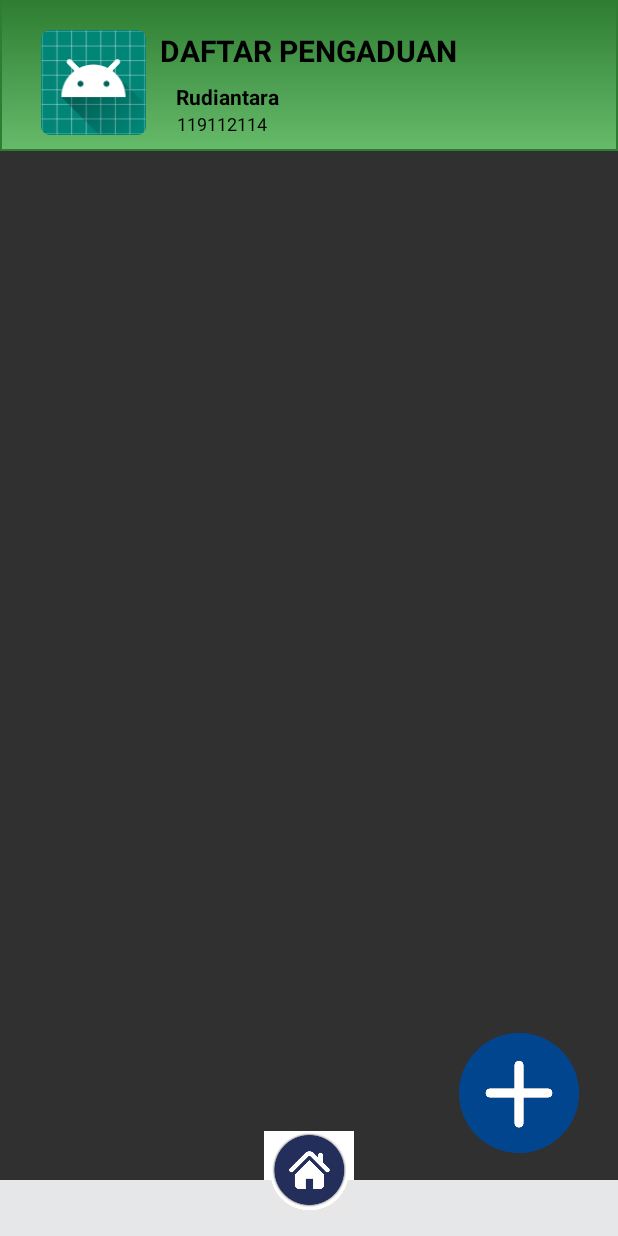
After one commit to imagine-us/absen-mobile, an Android app: the PengaduanActivity screen opened directly, with no data from a screen before it, on a phone screen of 412 x 824 dp. The commit adds this screen. Run offline under Robolectric (Android 15) with nearby library versions, the phone set to English and light mode, and no system bars.

Commit message:
Form Pengaduan 16/11/2019 12:37

```diff
--- a/app/src/main/AndroidManifest.xml
+++ b/app/src/main/AndroidManifest.xml
@@ -19,7 +19,9 @@
         android:roundIcon="@mipmap/ic_launcher_round"
         android:supportsRtl="true"
         android:theme="@style/Theme.AppCompat.NoActionBar">
-        <activity android:name=".FormPekerjaanActivity"></activity>
+        <activity android:name=".FormPengaduanActivity"></activity>
+        <activity android:name=".PengaduanActivity" />
+        <activity android:name=".FormPekerjaanActivity" />
         <activity android:name=".PekerjaanActivity" />
         <activity android:name=".PresensiActivity" />
         <activity android:name=".LoginActivity" />
--- /dev/null
+++ b/app/src/main/java/com/example/kominfopangkalabun/PengaduanActivity.java
@@ -0,0 +1,29 @@
+package com.example.kominfopangkalabun;
+
+import androidx.appcompat.app.AppCompatActivity;
+
+import android.content.Intent;
+import android.os.Bundle;
+import android.view.View;
+import android.widget.ImageView;
+
+public class PengaduanActivity extends AppCompatActivity {
+
+    ImageView tambahPengaduan;
+
+    @Override
+    protected void onCreate(Bundle savedInstanceState) {
+        super.onCreate(savedInstanceState);
+        setContentView(R.layout.activity_pengaduan);
+
+        tambahPengaduan = findViewById(R.id.iconTambahPengaduan);
+
+        tambahPengaduan.setOnClickListener(new View.OnClickListener() {
+            @Override
+            public void onClick(View view) {
+                Intent intent = new Intent(getApplicationContext(), FormPengaduanActivity.class);
+                startActivity(intent);
+            }
+        });
+    }
+}
--- a/app/src/main/res/layout/activity_form_pekerjaan.xml
+++ b/app/src/main/res/layout/activity_form_pekerjaan.xml
@@ -4,7 +4,7 @@
     xmlns:tools="http://schemas.android.com/tools"
     android:layout_width="match_parent"
     android:layout_height="match_parent"
-    tools:context=".PekerjaanActivity"
+    tools:context=".FormPekerjaanActivity"
     android:background="#fff">
 
     <LinearLayout
--- /dev/null
+++ b/app/src/main/res/layout/activity_pengaduan.xml
@@ -0,0 +1,122 @@
+<?xml version="1.0" encoding="utf-8"?>
+<androidx.constraintlayout.widget.ConstraintLayout xmlns:android="http://schemas.android.com/apk/res/android"
+    xmlns:app="http://schemas.android.com/apk/res-auto"
+    xmlns:tools="http://schemas.android.com/tools"
+    android:layout_width="match_parent"
+    android:layout_height="match_parent"
+    tools:context=".PengaduanActivity">
+
+    <LinearLayout
+        android:layout_width="match_parent"
+        android:layout_height="match_parent"
+        android:orientation="vertical">
+
+        <androidx.constraintlayout.widget.ConstraintLayout
+            android:layout_width="match_parent"
+            android:layout_height="wrap_content"
+            android:background="@drawable/bluebackgroundgradient"
+            android:paddingBottom="10dp"
+            >
+            <ImageView
+                android:id="@+id/imageProfilPengaduan"
+                android:layout_width="70dp"
+                android:layout_height="70dp"
+                android:src="@mipmap/ic_launcher_round"
+                app:layout_constraintLeft_toLeftOf="parent"
+                app:layout_constraintRight_toRightOf="parent"
+                app:layout_constraintTop_toTopOf="parent"
+                app:layout_constraintHorizontal_bias="0.08"
+                android:layout_marginTop="20dp"
+                />
+
+            <TextView
+                android:id="@+id/judulPengaduan"
+                android:layout_width="wrap_content"
+                android:layout_height="wrap_content"
+                android:text="DAFTAR PENGADUAN"
+                android:textColor="@color/black"
+                android:textSize="20sp"
+                android:textStyle="bold"
+                app:layout_constraintLeft_toRightOf="@id/imageProfilPengaduan"
+                app:layout_constraintRight_toRightOf="parent"
+                app:layout_constraintTop_toTopOf="@id/imageProfilPengaduan"
+                app:layout_constraintHorizontal_bias="0.08"
+                />
+
+            <TextView
+                android:id="@+id/namaProfilPengaduan"
+                android:layout_width="wrap_content"
+                android:layout_height="wrap_content"
+                android:text="Rudiantara"
+                android:textColor="@color/black"
+                android:textSize="14sp"
+                android:textStyle="bold"
+                android:layout_marginTop="7dp"
+                app:layout_constraintLeft_toRightOf="@id/imageProfilPengaduan"
+                app:layout_constraintRight_toRightOf="parent"
+                app:layout_constraintTop_toBottomOf="@id/judulPengaduan"
+                app:layout_constraintHorizontal_bias="0.08"
+                />
+
+            <TextView
+                android:id="@+id/nipProfilPengaduan"
+                android:layout_width="wrap_content"
+                android:layout_height="wrap_content"
+                android:text="119112114"
+                android:textColor="@color/black"
+                android:textSize="12sp"
+                app:layout_constraintLeft_toRightOf="@id/imageProfilPengaduan"
+                app:layout_constraintRight_toRightOf="parent"
+                app:layout_constraintTop_toBottomOf="@id/namaProfilPengaduan"
+                app:layout_constraintHorizontal_bias="0.08"/>
+
+
+        </androidx.constraintlayout.widget.ConstraintLayout>
+
+        <ScrollView
+            android:layout_width="match_parent"
+            android:layout_height="match_parent"
+            android:padding="10dp"
+            >
+            <androidx.recyclerview.widget.RecyclerView
+                android:id="@+id/rv"
+                android:layout_width="match_parent"
+                android:layout_height="match_parent"
+                android:layout_marginLeft="5dp"
+                android:layout_marginRight="5dp"/>
+        </ScrollView>
+    </LinearLayout>
+    <ImageView
+        android:id="@+id/iconTambahPengaduan"
+        android:layout_width="120dp"
+        android:layout_height="120dp"
+        android:src="@drawable/plusplus"
+        app:layout_constraintLeft_toLeftOf="parent"
+        app:layout_constraintRight_toRightOf="parent"
+        app:layout_constraintTop_toTopOf="parent"
+        app:layout_constraintBottom_toBottomOf="parent"
+        app:layout_constraintVertical_bias="0.95"
+        app:layout_constraintHorizontal_bias="0.98"
+        android:padding="20dp"
+        />
+    <FrameLayout
+        android:layout_width="match_parent"
+        android:layout_height="37.5dp"
+        app:layout_constraintLeft_toLeftOf="parent"
+        app:layout_constraintRight_toRightOf="parent"
+        app:layout_constraintBottom_toBottomOf="parent"
+        android:background="@color/abumenu"
+        />
+
+
+    <ImageView
+        android:layout_width="60dp"
+        android:layout_height="60dp"
+        android:src="@drawable/home"
+        app:layout_constraintLeft_toLeftOf="parent"
+        app:layout_constraintRight_toRightOf="parent"
+        app:layout_constraintBottom_toBottomOf="parent"
+        android:layout_marginBottom="10dp"
+        />
+
+</androidx.constraintlayout.widget.ConstraintLayout>
```
Also changed, not shown: app/src/main/java/com/example/kominfopangkalabun/FormPengaduanActivity.java (added, +14 -0 lines), app/src/main/java/com/example/kominfopangkalabun/MainActivity.java (+9 -1 lines), app/src/main/res/layout/activity_form_pengaduan.xml (added, +84 -0 lines).
